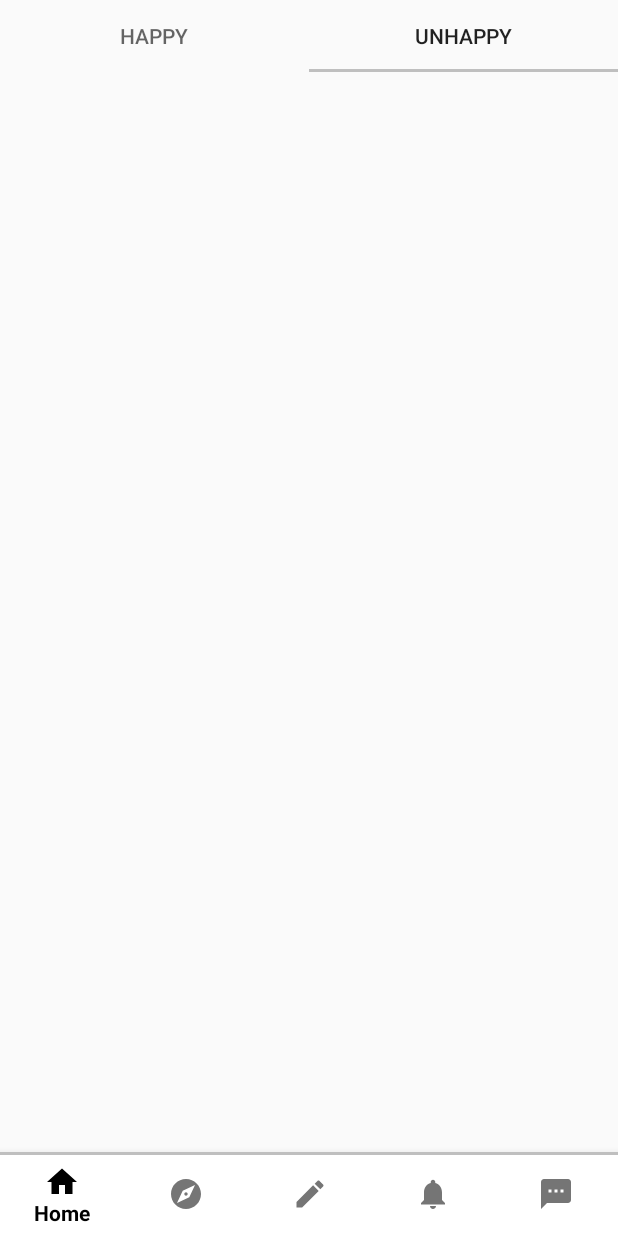
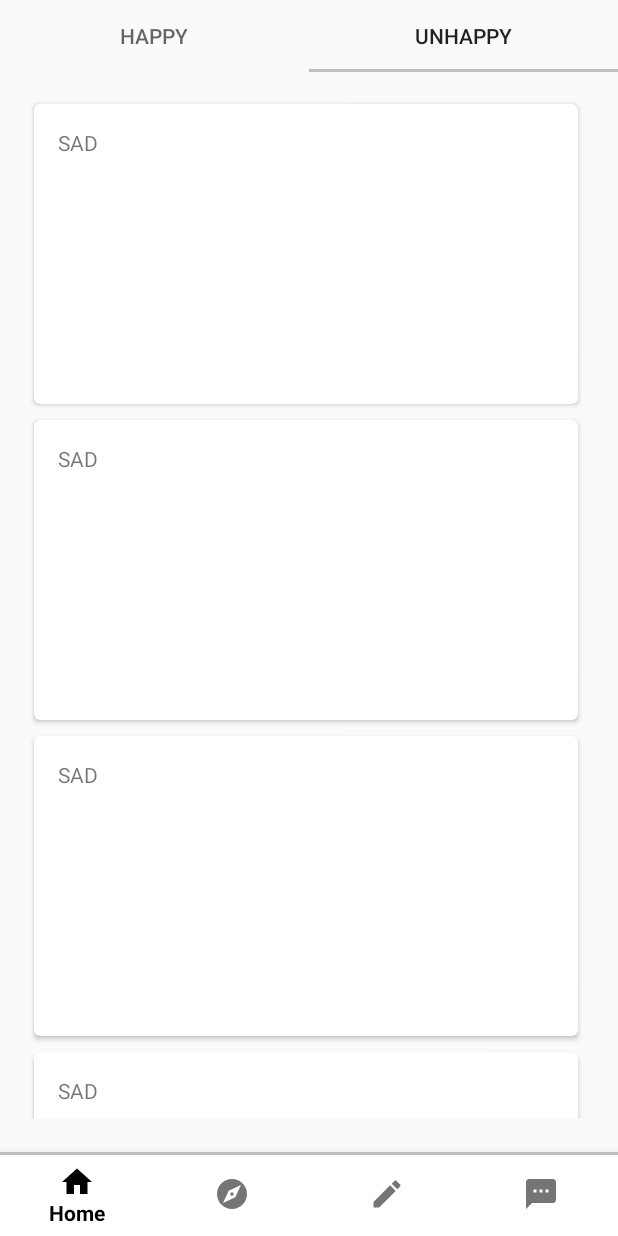
Before and after one commit to allen1124/Woods, an Android app: the ExploreFragment screen opened through its navigation route, tab 2 chosen, on a phone screen of 412 x 824 dp. Run offline under Robolectric (Android 15) with nearby library versions, the phone set to English and light mode, and no system bars; our stand-ins replace Firebase (no records; nobody signed in at launch, a user with empty details on screens opened directly), navigation-ui.

Commit message:
Create Explore page, Post recycleview

```diff
--- a/app/src/main/java/com/hkucs/woods/HomeActivity.java
+++ b/app/src/main/java/com/hkucs/woods/HomeActivity.java
@@ -32,7 +32,7 @@ public class HomeActivity extends AppCompatActivity {
         // Passing each menu ID as a set of Ids because each
         // menu should be considered as top level destinations.
         AppBarConfiguration appBarConfiguration = new AppBarConfiguration.Builder(
-                R.id.navigation_home, R.id.navigation_explore, R.id.navigation_create, R.id.navigation_notifications,R.id.navigation_message)
+                R.id.navigation_home, R.id.navigation_explore, R.id.navigation_create, R.id.navigation_message)
                 .build();
         NavController navController = Navigation.findNavController(this, R.id.nav_host_fragment);
         NavigationUI.setupActionBarWithNavController(this, navController, appBarConfiguration);
--- a/app/src/main/java/com/hkucs/woods/ui/explore/ExploreFragment.java
+++ b/app/src/main/java/com/hkucs/woods/ui/explore/ExploreFragment.java
@@ -1,6 +1,7 @@
 package com.hkucs.woods.ui.explore;
 
 import android.os.Bundle;
+import android.util.Log;
 import android.view.LayoutInflater;
 import android.view.View;
 import android.view.ViewGroup;
@@ -11,25 +12,57 @@ import androidx.annotation.Nullable;
 import androidx.fragment.app.Fragment;
 import androidx.lifecycle.Observer;
 import androidx.lifecycle.ViewModelProviders;
+import androidx.recyclerview.widget.LinearLayoutManager;
+import androidx.recyclerview.widget.RecyclerView;
 
+import com.google.android.material.tabs.TabLayout;
+import com.hkucs.woods.Post;
 import com.hkucs.woods.R;
+import com.hkucs.woods.ui.PostsAdapter;
+
+import java.util.List;
 
 public class ExploreFragment extends Fragment {
 
     private ExploreViewModel exploreViewModel;
+    private RecyclerView exploreRecyclerView;
+    private TabLayout exploreTab;
 
     public View onCreateView(@NonNull LayoutInflater inflater,
                              ViewGroup container, Bundle savedInstanceState) {
         exploreViewModel =
                 ViewModelProviders.of(this).get(ExploreViewModel.class);
         View root = inflater.inflate(R.layout.fragment_explore, container, false);
-        final TextView textView = root.findViewById(R.id.text_explore);
-        exploreViewModel.getText().observe(this, new Observer<String>() {
+        exploreTab = root.findViewById(R.id.tabLayout_explore);
+        exploreViewModel.loadHappyPosts();
+        exploreTab.addOnTabSelectedListener(new TabLayout.OnTabSelectedListener() {
             @Override
-            public void onChanged(@Nullable String s) {
-                textView.setText(s);
+            public void onTabSelected(TabLayout.Tab tab) {
+                Log.d("EXPLORE", "tab selected"+tab.getPosition());
+                if(tab.getPosition() == 0)
+                    exploreViewModel.loadHappyPosts();
+                if(tab.getPosition() == 1)
+                    exploreViewModel.loadSadPosts();
+            }
+
+            @Override
+            public void onTabUnselected(TabLayout.Tab tab) {
+            }
+
+            @Override
+            public void onTabReselected(TabLayout.Tab tab) {
             }
         });
+        exploreRecyclerView = root.findViewById(R.id.recycleview_explore_posts);
+        exploreRecyclerView.setLayoutManager(new LinearLayoutManager(getActivity()));
+        exploreViewModel.getPosts().observe(this, new Observer<List<Post>>() {
+            @Override
+            public void onChanged(@Nullable List<Post> postList) {
+                exploreRecyclerView.setAdapter(new PostsAdapter(postList));
+            }
+        });
+
         return root;
     }
+
 }
--- a/app/src/main/java/com/hkucs/woods/ui/explore/ExploreViewModel.java
+++ b/app/src/main/java/com/hkucs/woods/ui/explore/ExploreViewModel.java
@@ -1,4 +1,9 @@
 package com.hkucs.woods.ui.explore;
+
+import com.hkucs.woods.Post;
+
+import java.util.ArrayList;
+import java.util.List;
 
 import androidx.lifecycle.LiveData;
 import androidx.lifecycle.MutableLiveData;
@@ -7,13 +12,29 @@ import androidx.lifecycle.ViewModel;
 public class ExploreViewModel extends ViewModel {
 
     private MutableLiveData<String> mText;
+    private MutableLiveData<List<Post>> posts;
 
     public ExploreViewModel() {
-        mText = new MutableLiveData<>();
-        mText.setValue("");
+        posts = new MutableLiveData<>();;
     }
 
-    public LiveData<String> getText() {
-        return mText;
+    public LiveData<List<Post>> getPosts() {
+        return posts;
+    }
+
+    public void loadHappyPosts() {
+        List<Post> postList = new ArrayList<Post>();
+        for(int i = 0; i < 100; i++){
+            postList.add(new Post("1231231", "1231231", "HAPPY", true, "asdasidaosidjaosdjia"));
+        }
+        posts.postValue(postList);
+    }
+
+    public void loadSadPosts() {
+        List<Post> postList = new ArrayList<Post>();
+        for(int i = 0; i < 100; i++){
+            postList.add(new Post("1231231", "1231231", "SAD", true, "asdasidaosidjaosdjia"));
+        }
+        posts.postValue(postList);
     }
 }
--- a/app/src/main/java/com/hkucs/woods/ui/home/HomeFragment.java
+++ b/app/src/main/java/com/hkucs/woods/ui/home/HomeFragment.java
@@ -27,6 +27,7 @@ public class HomeFragment extends Fragment {
     private FirebaseAuth mAuth;
     private RecyclerView recyclerView;
 
+
     public View onCreateView(@NonNull LayoutInflater inflater,
                              ViewGroup container, Bundle savedInstanceState) {
         mAuth = FirebaseAuth.getInstance();
--- a/app/src/main/java/com/hkucs/woods/ui/home/HomeViewModel.java
+++ b/app/src/main/java/com/hkucs/woods/ui/home/HomeViewModel.java
@@ -14,7 +14,7 @@ public class HomeViewModel extends ViewModel {
     private MutableLiveData<List<Post>> posts;
 
     public HomeViewModel() {
-        posts = new MutableLiveData<List<Post>>();
+        posts = new MutableLiveData<>();
         loadPosts();
     }
 
--- a/app/src/main/java/com/hkucs/woods/ui/notifications/NotificationsFragment.java
+++ /dev/null
@@ -1,35 +0,0 @@
-package com.hkucs.woods.ui.notifications;
-
-import android.os.Bundle;
-import android.view.LayoutInflater;
-import android.view.View;
-import android.view.ViewGroup;
-import android.widget.TextView;
-
-import androidx.annotation.Nullable;
-import androidx.annotation.NonNull;
-import androidx.fragment.app.Fragment;
-import androidx.lifecycle.Observer;
-import androidx.lifecycle.ViewModelProviders;
-
-import com.hkucs.woods.R;
-
-public class NotificationsFragment extends Fragment {
-
-    private NotificationsViewModel notificationsViewModel;
-
-    public View onCreateView(@NonNull LayoutInflater inflater,
-                             ViewGroup container, Bundle savedInstanceState) {
-        notificationsViewModel =
-                ViewModelProviders.of(this).get(NotificationsViewModel.class);
-        View root = inflater.inflate(R.layout.fragment_notifications, container, false);
-        final TextView textView = root.findViewById(R.id.text_notifications);
-        notificationsViewModel.getText().observe(this, new Observer<String>() {
-            @Override
-            public void onChanged(@Nullable String s) {
-                textView.setText(s);
-            }
-        });
-        return root;
-    }
-}
--- a/app/src/main/java/com/hkucs/woods/ui/notifications/NotificationsViewModel.java
+++ /dev/null
@@ -1,19 +0,0 @@
-package com.hkucs.woods.ui.notifications;
-
-import androidx.lifecycle.LiveData;
-import androidx.lifecycle.MutableLiveData;
-import androidx.lifecycle.ViewModel;
-
-public class NotificationsViewModel extends ViewModel {
-
-    private MutableLiveData<String> mText;
-
-    public NotificationsViewModel() {
-        mText = new MutableLiveData<>();
-        mText.setValue("This is notifications fragment");
-    }
-
-    public LiveData<String> getText() {
-        return mText;
-    }
-}
--- a/app/src/main/res/layout/fragment_explore.xml
+++ b/app/src/main/res/layout/fragment_explore.xml
@@ -1,6 +1,7 @@
 <?xml version="1.0" encoding="utf-8"?>
 <androidx.constraintlayout.widget.ConstraintLayout xmlns:android="http://schemas.android.com/apk/res/android"
     xmlns:app="http://schemas.android.com/apk/res-auto"
+    xmlns:tools="http://schemas.android.com/tools"
     android:layout_width="match_parent"
     android:layout_height="match_parent">
 
@@ -18,23 +19,36 @@
         app:layout_constraintTop_toTopOf="parent" />
 
     <com.google.android.material.tabs.TabLayout
+        android:id="@+id/tabLayout_explore"
         android:layout_width="match_parent"
         android:layout_height="wrap_content"
-        app:tabIndicatorColor="#BFBFBF"
-        app:layout_constraintTop_toTopOf="parent">
-
+        app:layout_constraintTop_toTopOf="parent"
+        app:tabIndicatorColor="#BFBFBF">
         <com.google.android.material.tabs.TabItem
             android:id="@+id/tap_happy"
             android:layout_width="wrap_content"
             android:layout_height="wrap_content"
             android:text="@string/tap_happy" />
-
         <com.google.android.material.tabs.TabItem
             android:id="@+id/tap_unhappy"
             android:layout_width="wrap_content"
             android:layout_height="wrap_content"
             android:text="@string/tap_unhappy" />
-
     </com.google.android.material.tabs.TabLayout>
 
+    <androidx.recyclerview.widget.RecyclerView
+        android:id="@+id/recycleview_explore_posts"
+        android:layout_width="373dp"
+        android:layout_height="682dp"
+        android:layout_marginStart="8dp"
+        android:layout_marginLeft="8dp"
+        android:layout_marginTop="16dp"
+        android:layout_marginEnd="8dp"
+        android:layout_marginRight="8dp"
+        app:layout_constraintEnd_toEndOf="parent"
+        app:layout_constraintHorizontal_bias="0.421"
+        app:layout_constraintStart_toStartOf="parent"
+        app:layout_constraintTop_toBottomOf="@+id/tabLayout_explore" />
+
+
 </androidx.constraintlayout.widget.ConstraintLayout>
--- a/app/src/main/res/menu/bottom_nav_menu.xml
+++ b/app/src/main/res/menu/bottom_nav_menu.xml
@@ -17,11 +17,6 @@
         android:title="@string/title_create" />
 
     <item
-        android:id="@+id/navigation_notifications"
-        android:icon="@drawable/ic_notifications_black_24dp"
-        android:title="@string/title_notifications" />
-
-    <item
         android:id="@+id/navigation_message"
         android:icon="@drawable/ic_sms_black_24dp"
         android:title="@string/title_message" />
--- a/app/src/main/res/navigation/mobile_navigation.xml
+++ b/app/src/main/res/navigation/mobile_navigation.xml
@@ -24,12 +24,6 @@
         tools:layout="@layout/fragment_explore" />
 
     <fragment
-        android:id="@+id/navigation_notifications"
-        android:name="com.hkucs.woods.ui.notifications.NotificationsFragment"
-        android:label="@string/title_notifications"
-        tools:layout="@layout/fragment_notifications" />
-
-    <fragment
         android:id="@+id/navigation_message"
         android:name="com.hkucs.woods.ui.message.MessageFragment"
         android:label="@string/title_message"
```
